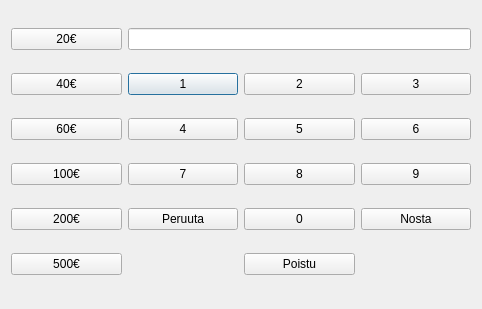
First picture: the form in bankautomat/nostawindow.ui, repository bank-2022/group17, before the edit.
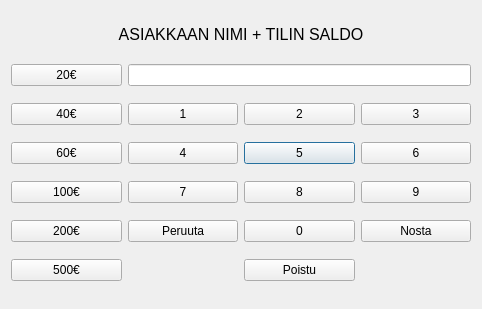
Second picture: the form after the edit.

Commit message: nostawindowiin lisätty näkymään asiakkaan nimi ja tilin saldo

What changed in the file:
```diff
--- a/bankautomat/nostawindow.ui
+++ b/bankautomat/nostawindow.ui
@@ -14,122 +14,94 @@
    <string>Dialog</string>
   </property>
   <layout class="QGridLayout" name="gridLayout">
-   <item row="1" column="2">
-    <widget class="QPushButton" name="pushButton_1">
+   <item row="3" column="3">
+    <widget class="QPushButton" name="pushButton_5">
      <property name="text">
-      <string>1</string>
+      <string>5</string>
      </property>
     </widget>
    </item>
-   <item row="4" column="2">
+   <item row="4" column="4">
+    <widget class="QPushButton" name="pushButton_9">
+     <property name="text">
+      <string>9</string>
+     </property>
+    </widget>
+   </item>
+   <item row="6" column="3">
+    <widget class="QPushButton" name="PoistuButton">
+     <property name="text">
+      <string>Poistu</string>
+     </property>
+    </widget>
+   </item>
+   <item row="5" column="2">
     <widget class="QPushButton" name="peruutaBtn">
      <property name="text">
       <string>Peruuta</string>
      </property>
     </widget>
    </item>
-   <item row="1" column="4">
-    <widget class="QPushButton" name="pushButton_3">
-     <property name="text">
-      <string>3</string>
-     </property>
-    </widget>
-   </item>
-   <item row="4" column="4">
-    <widget class="QPushButton" name="VahvitaNostoBtn">
-     <property name="text">
-      <string>Nosta</string>
-     </property>
-    </widget>
-   </item>
-   <item row="3" column="2">
-    <widget class="QPushButton" name="pushButton_7">
-     <property name="text">
-      <string>7</string>
-     </property>
-    </widget>
-   </item>
-   <item row="4" column="1">
-    <widget class="QPushButton" name="Nosta200Btn">
-     <property name="text">
-      <string>200€</string>
-     </property>
-    </widget>
-   </item>
-   <item row="2" column="1">
+   <item row="3" column="1">
     <widget class="QPushButton" name="Nosta60Btn">
      <property name="text">
       <string>60€</string>
      </property>
     </widget>
    </item>
-   <item row="0" column="2" colspan="3">
+   <item row="6" column="1">
+    <widget class="QPushButton" name="Nosta500Btn">
+     <property name="text">
+      <string>500€</string>
+     </property>
+    </widget>
+   </item>
+   <item row="1" column="2" colspan="3">
     <widget class="QLineEdit" name="NostaLe"/>
    </item>
+   <item row="4" column="2">
+    <widget class="QPushButton" name="pushButton_7">
+     <property name="text">
+      <string>7</string>
+     </property>
+    </widget>
+   </item>
+   <item row="2" column="1">
+    <widget class="QPushButton" name="Nosta40Btn">
+     <property name="text">
+      <string>40€</string>
+     </property>
+    </widget>
+   </item>
+   <item row="2" column="4">
+    <widget class="QPushButton" name="pushButton_3">
+     <property name="text">
+      <string>3</string>
+     </property>
+    </widget>
+   </item>
    <item row="4" column="3">
-    <widget class="QPushButton" name="pushButton_0">
-     <property name="text">
-      <string>0</string>
-     </property>
-    </widget>
-   </item>
-   <item row="2" column="2">
-    <widget class="QPushButton" name="pushButton_4">
-     <property name="text">
-      <string>4</string>
-     </property>
-    </widget>
-   </item>
-   <item row="3" column="4">
-    <widget class="QPushButton" name="pushButton_9">
-     <property name="text">
-      <string>9</string>
-     </property>
-    </widget>
-   </item>
-   <item row="3" column="3">
     <widget class="QPushButton" name="pushButton_8">
      <property name="text">
       <string>8</string>
      </property>
     </widget>
    </item>
-   <item row="2" column="4">
-    <widget class="QPushButton" name="pushButton_6">
+   <item row="5" column="4">
+    <widget class="QPushButton" name="VahvitaNostoBtn">
      <property name="text">
-      <string>6</string>
+      <string>Nosta</string>
      </property>
     </widget>
    </item>
-   <item row="3" column="1">
+   <item row="4" column="1">
     <widget class="QPushButton" name="Nosta100Btn">
      <property name="text">
       <string>100€</string>
      </property>
     </widget>
    </item>
-   <item row="1" column="1">
-    <widget class="QPushButton" name="Nosta40Btn">
-     <property name="text">
-      <string>40€</string>
-     </property>
-    </widget>
-   </item>
    <item row="2" column="3">
-    <widget class="QPushButton" name="pushButton_5">
-     <property name="text">
-      <string>5</string>
-     </property>
-    </widget>
-   </item>
-   <item row="0" column="1">
-    <widget class="QPushButton" name="Nosta20Btn">
-     <property name="text">
-      <string>20€</string>
-     </property>
-    </widget>
-   </item>
-   <item row="1" column="3">
     <widget class="QPushButton" name="pushButton_2">
      <property name="text">
       <string>2</string>
@@ -137,16 +109,68 @@
     </widget>
    </item>
    <item row="5" column="3">
-    <widget class="QPushButton" name="PoistuButton">
+    <widget class="QPushButton" name="pushButton_0">
      <property name="text">
-      <string>Poistu</string>
+      <string>0</string>
+     </property>
+    </widget>
+   </item>
+   <item row="1" column="1">
+    <widget class="QPushButton" name="Nosta20Btn">
+     <property name="text">
+      <string>20€</string>
+     </property>
+    </widget>
+   </item>
+   <item row="3" column="2">
+    <widget class="QPushButton" name="pushButton_4">
+     <property name="text">
+      <string>4</string>
+     </property>
+    </widget>
+   </item>
+   <item row="3" column="4">
+    <widget class="QPushButton" name="pushButton_6">
+     <property name="text">
+      <string>6</string>
+     </property>
+    </widget>
+   </item>
+   <item row="2" column="2">
+    <widget class="QPushButton" name="pushButton_1">
+     <property name="text">
+      <string>1</string>
      </property>
     </widget>
    </item>
    <item row="5" column="1">
-    <widget class="QPushButton" name="Nosta500Btn">
+    <widget class="QPushButton" name="Nosta200Btn">
      <property name="text">
-      <string>500€</string>
+      <string>200€</string>
+     </property>
+    </widget>
+   </item>
+   <item row="0" column="1" colspan="4">
+    <widget class="QLabel" name="asiakas_label">
+     <property name="maximumSize">
+      <size>
+       <width>16777215</width>
+       <height>25</height>
+      </size>
+     </property>
+     <property name="font">
+      <font>
+       <pointsize>12</pointsize>
+      </font>
+     </property>
+     <property name="text">
+      <string>ASIAKKAAN NIMI + TILIN SALDO</string>
+     </property>
+     <property name="alignment">
+      <set>Qt::AlignCenter</set>
+     </property>
+     <property name="textInteractionFlags">
+      <set>Qt::NoTextInteraction</set>
      </property>
     </widget>
    </item>
```
The commit also changes 4 other files.
